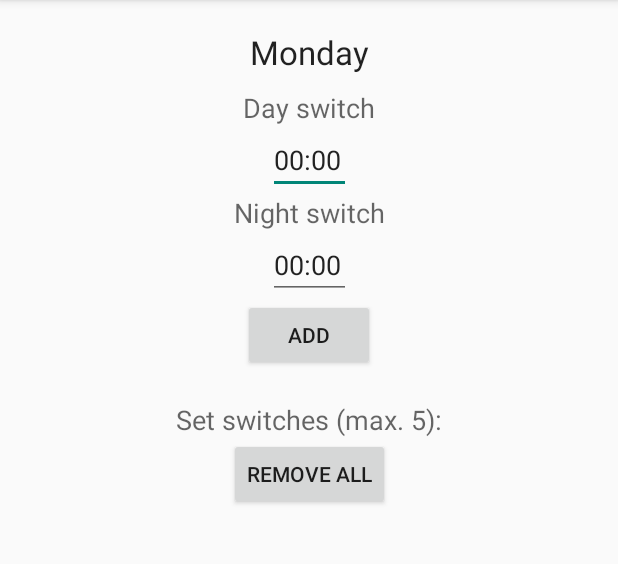
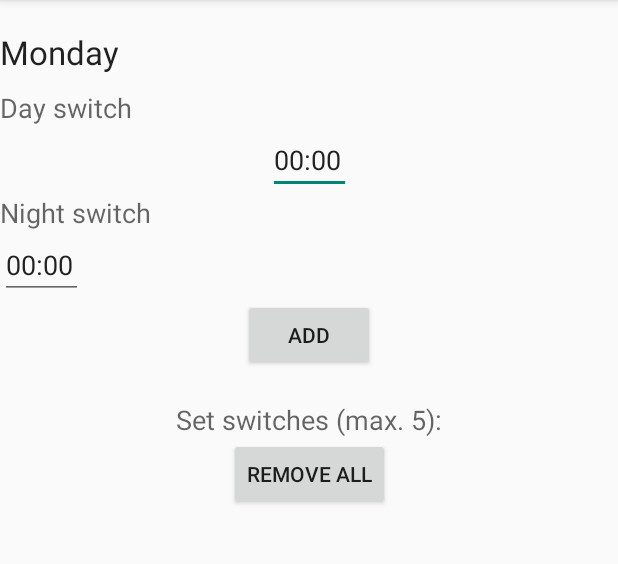
Before and after one commit to HTI-35/Thermostat, an Android app: the Monday screen opened directly, with no data from a screen before it, on a phone screen of 412 x 824 dp, the part 84-648 px from its top. Run offline under Robolectric (Android 15) with nearby library versions, the phone set to English and light mode, and no system bars; network calls fail.

```diff
--- a/DemoThermostat/app/src/main/java/nl/tue/demothermostat/ThermostatActivity.java
+++ b/DemoThermostat/app/src/main/java/nl/tue/demothermostat/ThermostatActivity.java
@@ -21,7 +21,7 @@ import java.util.TimerTask;
 
 public class ThermostatActivity extends Activity {
 
-    double vTemp;
+    double vTemp; //current temperature
     TextView targetTemp, currentTemp;
     SeekBar seekBar;
     Button bIncrTemp, bDecrTemp;
@@ -61,7 +61,7 @@ public class ThermostatActivity extends Activity {
 
             @Override
             public void onProgressChanged(SeekBar seekBar, int progress, boolean fromUser) {
-                targetTemp.setText( (progress + 5) + " \u0026");
+                targetTemp.setText( (progress + 5) + "\u2013");
                 vTemp = progress + 5;
                 setInputLimits();
                 putCurrentTemperature();
--- a/DemoThermostat/app/src/main/res/layout/activity_monday.xml
+++ b/DemoThermostat/app/src/main/res/layout/activity_monday.xml
@@ -11,13 +11,11 @@
         android:text="Monday"
         android:layout_marginTop="20dp"
         android:layout_marginBottom="10dp"
-        android:id="@+id/mondayTitle"
-        android:layout_gravity="center_horizontal" />
+        android:id="@+id/mondayTitle" />
 
     <TextView
         android:layout_width="wrap_content"
         android:layout_height="wrap_content"
-        android:layout_gravity="center_horizontal"
         android:textAppearance="?android:attr/textAppearanceMedium"
         android:text="Day switch"
         android:id="@+id/mondayDay" />
@@ -36,7 +34,6 @@
         android:layout_height="wrap_content"
         android:textAppearance="?android:attr/textAppearanceMedium"
         android:text="Night switch"
-        android:layout_gravity="center_horizontal"
         android:id="@+id/mondayNight" />
 
     <EditText
@@ -45,7 +42,6 @@
         android:inputType="time"
         android:ems="10"
         android:id="@+id/setMondayNight"
-        android:layout_gravity="center_horizontal"
         android:text="00:00" />
 
     <Button
```
Also changed, not shown: 1 other file.
